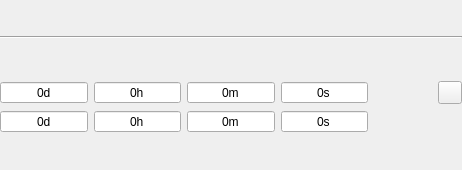
Above: src/ui/SingleColourRule.ui from ashmanix/obs-plugin-countdown before the change. Below: the same form after it.
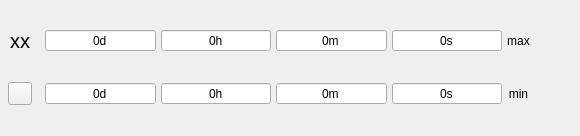
That is the form after the change.

Commit message: Can now add/remove rules and changed UI layout

Patch:
```diff
--- a/src/ui/SingleColourRule.ui
+++ b/src/ui/SingleColourRule.ui
@@ -6,8 +6,8 @@
    <rect>
     <x>0</x>
     <y>0</y>
-    <width>462</width>
-    <height>170</height>
+    <width>580</width>
+    <height>136</height>
    </rect>
   </property>
   <property name="windowTitle">
@@ -18,20 +18,23 @@
     <number>0</number>
    </property>
    <property name="topMargin">
-    <number>0</number>
+    <number>5</number>
    </property>
    <property name="rightMargin">
     <number>0</number>
    </property>
    <property name="bottomMargin">
-    <number>0</number>
+    <number>5</number>
    </property>
    <item>
     <widget class="QFrame" name="frame">
      <property name="lineWidth">
       <number>5</number>
      </property>
-     <layout class="QVBoxLayout" name="verticalLayout_2">
+     <layout class="QHBoxLayout" name="horizontalLayout">
+      <property name="spacing">
+       <number>10</number>
+      </property>
       <property name="leftMargin">
        <number>0</number>
       </property>
@@ -45,29 +48,15 @@
        <number>0</number>
       </property>
       <item>
-       <widget class="Line" name="line">
-        <property name="orientation">
-         <enum>Qt::Horizontal</enum>
+       <layout class="QGridLayout" name="gridLayout" columnstretch="0,0,0,0,0,0">
+        <property name="spacing">
+         <number>5</number>
         </property>
-       </widget>
-      </item>
-      <item>
-       <layout class="QGridLayout" name="gridLayout" columnstretch="0,0,0,0,0">
-        <item row="0" column="4">
-         <layout class="QHBoxLayout" name="horizontalLayout_3">
-          <item>
-           <spacer name="horizontalSpacer">
-            <property name="orientation">
-             <enum>Qt::Horizontal</enum>
-            </property>
-            <property name="sizeHint" stdset="0">
-             <size>
-              <width>40</width>
-              <height>20</height>
-             </size>
-            </property>
-           </spacer>
-          </item>
+        <item row="1" column="0">
+         <layout class="QHBoxLayout" name="horizontalLayout_3" stretch="0">
+          <property name="rightMargin">
+           <number>0</number>
+          </property>
           <item>
            <widget class="QToolButton" name="deleteToolButton">
             <property name="text">
@@ -77,35 +66,7 @@
           </item>
          </layout>
         </item>
-        <item row="0" column="3">
-         <widget class="QSpinBox" name="minTimeSecondSpinBox">
-          <property name="sizePolicy">
-           <sizepolicy hsizetype="MinimumExpanding" vsizetype="Fixed">
-            <horstretch>0</horstretch>
-            <verstretch>0</verstretch>
-           </sizepolicy>
-          </property>
-          <property name="minimumSize">
-           <size>
-            <width>64</width>
-            <height>0</height>
-           </size>
-          </property>
-          <property name="alignment">
-           <set>Qt::AlignCenter</set>
-          </property>
-          <property name="buttonSymbols">
-           <enum>QAbstractSpinBox::NoButtons</enum>
-          </property>
-          <property name="suffix">
-           <string>s</string>
-          </property>
-          <property name="maximum">
-           <number>59</number>
-          </property>
-         </widget>
-        </item>
-        <item row="0" column="0">
+        <item row="1" column="1">
          <widget class="QSpinBox" name="minTimeDaySpinBox">
           <property name="sizePolicy">
            <sizepolicy hsizetype="MinimumExpanding" vsizetype="Fixed">
@@ -115,7 +76,7 @@
           </property>
           <property name="minimumSize">
            <size>
-            <width>64</width>
+            <width>0</width>
             <height>0</height>
            </size>
           </property>
@@ -142,8 +103,8 @@
           </property>
          </widget>
         </item>
-        <item row="1" column="0">
-         <widget class="QSpinBox" name="maxTimeDaySpinBox">
+        <item row="0" column="4">
+         <widget class="QSpinBox" name="maxTimeSecondSpinBox">
           <property name="sizePolicy">
            <sizepolicy hsizetype="MinimumExpanding" vsizetype="Fixed">
             <horstretch>0</horstretch>
@@ -152,7 +113,7 @@
           </property>
           <property name="minimumSize">
            <size>
-            <width>64</width>
+            <width>0</width>
             <height>0</height>
            </size>
           </property>
@@ -163,11 +124,122 @@
            <enum>QAbstractSpinBox::NoButtons</enum>
           </property>
           <property name="suffix">
-           <string>d</string>
+           <string>s</string>
+          </property>
+          <property name="maximum">
+           <number>59</number>
+          </property>
+         </widget>
+        </item>
+        <item row="1" column="3">
+         <widget class="QSpinBox" name="minTimeMinuteSpinBox">
+          <property name="sizePolicy">
+           <sizepolicy hsizetype="MinimumExpanding" vsizetype="Fixed">
+            <horstretch>0</horstretch>
+            <verstretch>0</verstretch>
+           </sizepolicy>
+          </property>
+          <property name="minimumSize">
+           <size>
+            <width>0</width>
+            <height>0</height>
+           </size>
+          </property>
+          <property name="alignment">
+           <set>Qt::AlignCenter</set>
+          </property>
+          <property name="buttonSymbols">
+           <enum>QAbstractSpinBox::NoButtons</enum>
+          </property>
+          <property name="suffix">
+           <string>m</string>
+          </property>
+          <property name="maximum">
+           <number>59</number>
           </property>
          </widget>
         </item>
         <item row="1" column="2">
+         <widget class="QSpinBox" name="minTimeHourSpinBox">
+          <property name="sizePolicy">
+           <sizepolicy hsizetype="MinimumExpanding" vsizetype="Fixed">
+            <horstretch>0</horstretch>
+            <verstretch>0</verstretch>
+           </sizepolicy>
+          </property>
+          <property name="minimumSize">
+           <size>
+            <width>0</width>
+            <height>0</height>
+           </size>
+          </property>
+          <property name="alignment">
+           <set>Qt::AlignCenter</set>
+          </property>
+          <property name="buttonSymbols">
+           <enum>QAbstractSpinBox::NoButtons</enum>
+          </property>
+          <property name="suffix">
+           <string>h</string>
+          </property>
+          <property name="maximum">
+           <number>59</number>
+          </property>
+         </widget>
+        </item>
+        <item row="0" column="0">
+         <widget class="QLabel" name="idLabel">
+          <property name="sizePolicy">
+           <sizepolicy hsizetype="Preferred" vsizetype="Preferred">
+            <horstretch>0</horstretch>
+            <verstretch>0</verstretch>
+           </sizepolicy>
+          </property>
+          <property name="minimumSize">
+           <size>
+            <width>40</width>
+            <height>0</height>
+           </size>
+          </property>
+          <property name="font">
+           <font>
+            <pointsize>15</pointsize>
+           </font>
+          </property>
+          <property name="text">
+           <string>xx</string>
+          </property>
+          <property name="alignment">
+           <set>Qt::AlignCenter</set>
+          </property>
+         </widget>
+        </item>
+        <item row="0" column="1">
+         <widget class="QSpinBox" name="maxTimeDaySpinBox">
+          <property name="sizePolicy">
+           <sizepolicy hsizetype="MinimumExpanding" vsizetype="Fixed">
+            <horstretch>0</horstretch>
+            <verstretch>0</verstretch>
+           </sizepolicy>
+          </property>
+          <property name="minimumSize">
+           <size>
+            <width>0</width>
+            <height>0</height>
+           </size>
+          </property>
+          <property name="alignment">
+           <set>Qt::AlignCenter</set>
+          </property>
+          <property name="buttonSymbols">
+           <enum>QAbstractSpinBox::NoButtons</enum>
+          </property>
+          <property name="suffix">
+           <string>d</string>
+          </property>
+         </widget>
+        </item>
+        <item row="0" column="3">
          <widget class="QSpinBox" name="maxTimeMinuteSpinBox">
           <property name="sizePolicy">
            <sizepolicy hsizetype="MinimumExpanding" vsizetype="Fixed">
@@ -177,7 +249,7 @@
           </property>
           <property name="minimumSize">
            <size>
-            <width>64</width>
+            <width>0</width>
             <height>0</height>
            </size>
           </property>
@@ -195,63 +267,7 @@
           </property>
          </widget>
         </item>
-        <item row="1" column="3">
-         <widget class="QSpinBox" name="maxTimeSecondSpinBox">
-          <property name="sizePolicy">
-           <sizepolicy hsizetype="MinimumExpanding" vsizetype="Fixed">
-            <horstretch>0</horstretch>
-            <verstretch>0</verstretch>
-           </sizepolicy>
-          </property>
-          <property name="minimumSize">
-           <size>
-            <width>64</width>
-            <height>0</height>
-           </size>
-          </property>
-          <property name="alignment">
-           <set>Qt::AlignCenter</set>
-          </property>
-          <property name="buttonSymbols">
-           <enum>QAbstractSpinBox::NoButtons</enum>
-          </property>
-          <property name="suffix">
-           <string>s</string>
-          </property>
-          <property name="maximum">
-           <number>59</number>
-          </property>
-         </widget>
-        </item>
         <item row="0" column="2">
-         <widget class="QSpinBox" name="minTimeMinuteSpinBox">
-          <property name="sizePolicy">
-           <sizepolicy hsizetype="MinimumExpanding" vsizetype="Fixed">
-            <horstretch>0</horstretch>
-            <verstretch>0</verstretch>
-           </sizepolicy>
-          </property>
-          <property name="minimumSize">
-           <size>
-            <width>64</width>
-            <height>0</height>
-           </size>
-          </property>
-          <property name="alignment">
-           <set>Qt::AlignCenter</set>
-          </property>
-          <property name="buttonSymbols">
-           <enum>QAbstractSpinBox::NoButtons</enum>
-          </property>
-          <property name="suffix">
-           <string>m</string>
-          </property>
-          <property name="maximum">
-           <number>59</number>
-          </property>
-         </widget>
-        </item>
-        <item row="1" column="1">
          <widget class="QSpinBox" name="maxTimeHourSpinBox">
           <property name="sizePolicy">
            <sizepolicy hsizetype="MinimumExpanding" vsizetype="Fixed">
@@ -261,35 +277,7 @@
           </property>
           <property name="minimumSize">
            <size>
-            <width>64</width>
-            <height>0</height>
-           </size>
-          </property>
-          <property name="alignment">
-           <set>Qt::AlignCenter</set>
-          </property>
-          <property name="buttonSymbols">
-           <enum>QAbstractSpinBox::NoButtons</enum>
-          </property>
-          <property name="suffix">
-           <string>h</string>
-          </property>
-          <property name="maximum">
-           <number>59</number>
-          </property>
-         </widget>
-        </item>
-        <item row="0" column="1">
-         <widget class="QSpinBox" name="minTimeHourSpinBox">
-          <property name="sizePolicy">
-           <sizepolicy hsizetype="MinimumExpanding" vsizetype="Fixed">
-            <horstretch>0</horstretch>
-            <verstretch>0</verstretch>
-           </sizepolicy>
-          </property>
-          <property name="minimumSize">
-           <size>
-            <width>64</width>
+            <width>0</width>
             <height>0</height>
            </size>
           </property>
@@ -308,20 +296,74 @@
          </widget>
         </item>
         <item row="1" column="4">
-         <widget class="QPushButton" name="colourPushButton">
-          <property name="autoFillBackground">
-           <bool>true</bool>
+         <widget class="QSpinBox" name="minTimeSecondSpinBox">
+          <property name="sizePolicy">
+           <sizepolicy hsizetype="MinimumExpanding" vsizetype="Fixed">
+            <horstretch>0</horstretch>
+            <verstretch>0</verstretch>
+           </sizepolicy>
           </property>
+          <property name="minimumSize">
+           <size>
+            <width>0</width>
+            <height>0</height>
+           </size>
+          </property>
+          <property name="alignment">
+           <set>Qt::AlignCenter</set>
+          </property>
+          <property name="buttonSymbols">
+           <enum>QAbstractSpinBox::NoButtons</enum>
+          </property>
+          <property name="suffix">
+           <string>s</string>
+          </property>
+          <property name="maximum">
+           <number>59</number>
+          </property>
+         </widget>
+        </item>
+        <item row="0" column="5">
+         <widget class="QLabel" name="maxTimeLabel">
           <property name="text">
-           <string/>
+           <string>max</string>
           </property>
-          <property name="flat">
-           <bool>true</bool>
+          <property name="alignment">
+           <set>Qt::AlignCenter</set>
+          </property>
+         </widget>
+        </item>
+        <item row="1" column="5">
+         <widget class="QLabel" name="minTimeLabel">
+          <property name="text">
+           <string>min</string>
+          </property>
+          <property name="alignment">
+           <set>Qt::AlignCenter</set>
           </property>
          </widget>
         </item>
        </layout>
       </item>
+      <item>
+       <widget class="QPushButton" name="colourPushButton">
+        <property name="sizePolicy">
+         <sizepolicy hsizetype="Maximum" vsizetype="Expanding">
+          <horstretch>0</horstretch>
+          <verstretch>1</verstretch>
+         </sizepolicy>
+        </property>
+        <property name="autoFillBackground">
+         <bool>true</bool>
+        </property>
+        <property name="text">
+         <string/>
+        </property>
+        <property name="flat">
+         <bool>true</bool>
+        </property>
+       </widget>
+      </item>
      </layout>
     </widget>
    </item>
```
The commit also changes 11 other files.
